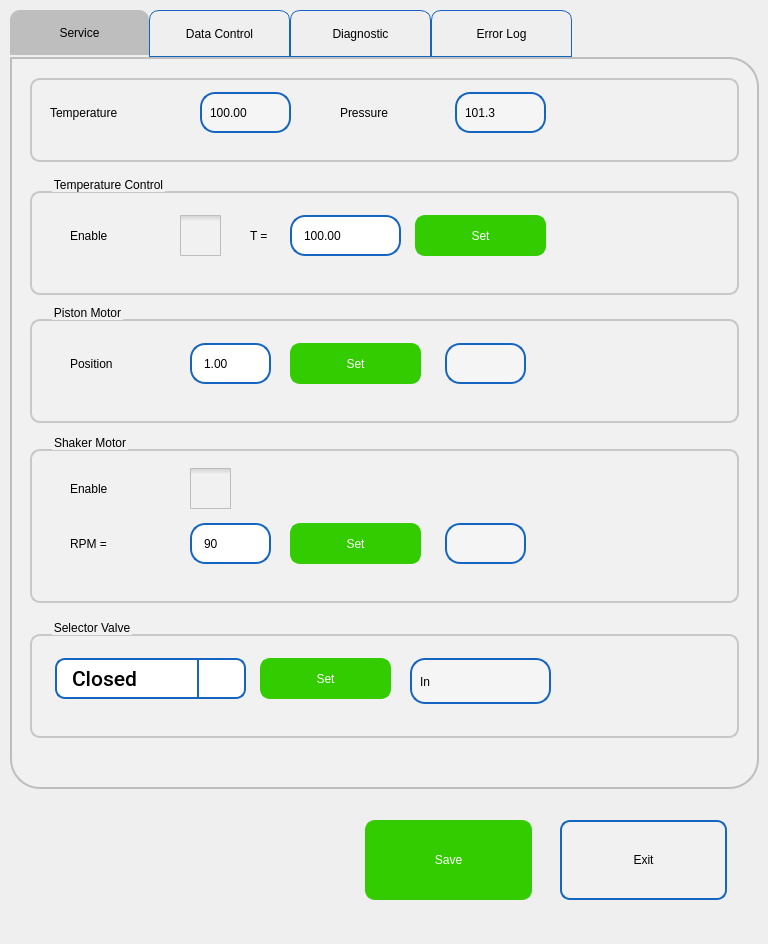
This is pApp-22-June-2021/sservice.ui in ChandraMVE/PSSC_QT_Development as Qt 5 draws it before an edit. The edited form follows.
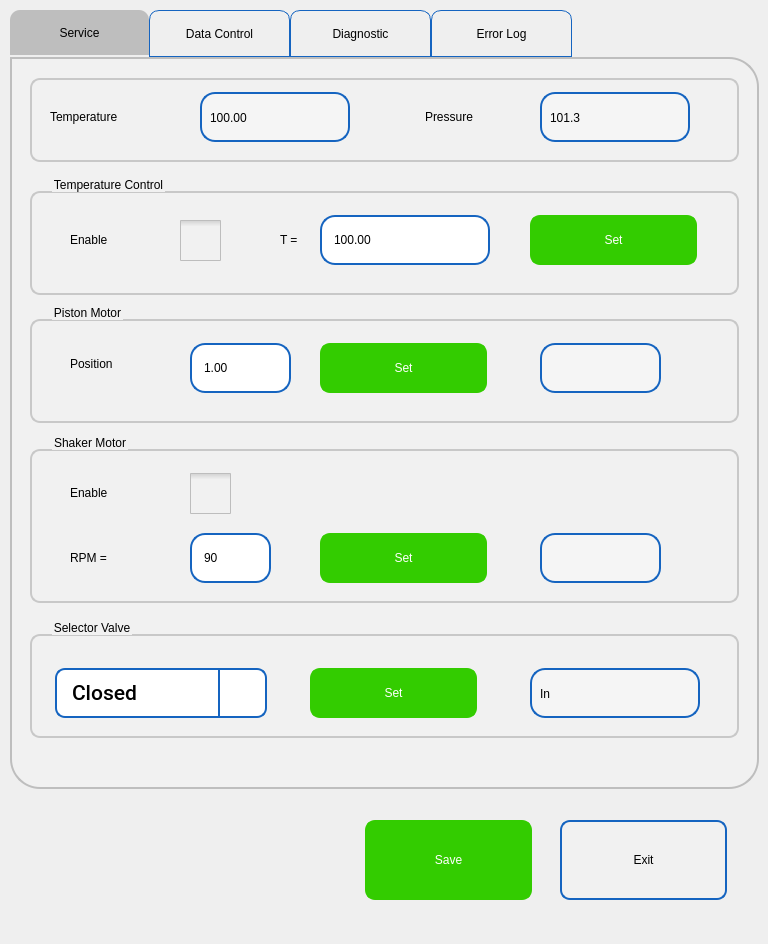
This is the edited form. The open tabs and pages were chosen to show the change. Icons and pictures are not drawn. Custom widgets are drawn as their Qt base class.

Commit message: 1. In sservice.cpp change the resize of twerror (0,368) (1,165+100) to (0,368) (1,165+189) 2.In sgeneralsetup.cpp lblOldPassword->move(40, 130) leOldPassword->move(280, 130) lblNewPassword->move(40, 230) leNewPassword->move(280, 230) lblConfirmPassword->move(40, 330) leConfirmPassword->move(280, 330) 3.remaing all ui screen lables done the alinement

```diff
--- a/pApp-22-June-2021/sservice.ui
+++ b/pApp-22-June-2021/sservice.ui
@@ -277,7 +277,7 @@
          <x>40</x>
          <y>40</y>
          <width>96</width>
-         <height>41</height>
+         <height>50</height>
         </rect>
        </property>
        <property name="styleSheet">
@@ -290,10 +290,10 @@
       <widget class="sQLEExtend" name="leTemperature">
        <property name="geometry">
         <rect>
-         <x>260</x>
+         <x>290</x>
          <y>40</y>
-         <width>111</width>
-         <height>41</height>
+         <width>170</width>
+         <height>50</height>
         </rect>
        </property>
        <property name="focusPolicy">
@@ -336,7 +336,7 @@
          <x>150</x>
          <y>40</y>
          <width>41</width>
-         <height>41</height>
+         <height>50</height>
         </rect>
        </property>
        <property name="focusPolicy">
@@ -394,10 +394,10 @@
       <widget class="QPushButton" name="pbTSet">
        <property name="geometry">
         <rect>
-         <x>385</x>
+         <x>500</x>
          <y>40</y>
-         <width>131</width>
-         <height>41</height>
+         <width>167</width>
+         <height>50</height>
         </rect>
        </property>
        <property name="focusPolicy">
@@ -458,10 +458,10 @@
       <widget class="QLabel" name="label_6">
        <property name="geometry">
         <rect>
-         <x>220</x>
+         <x>250</x>
          <y>40</y>
          <width>36</width>
-         <height>41</height>
+         <height>50</height>
         </rect>
        </property>
        <property name="styleSheet">
@@ -504,9 +504,9 @@
        <property name="geometry">
         <rect>
          <x>160</x>
-         <y>90</y>
+         <y>100</y>
          <width>81</width>
-         <height>41</height>
+         <height>50</height>
         </rect>
        </property>
        <property name="focusPolicy">
@@ -546,10 +546,10 @@
       <widget class="QPushButton" name="pbRPMSet">
        <property name="geometry">
         <rect>
-         <x>260</x>
-         <y>90</y>
-         <width>131</width>
-         <height>41</height>
+         <x>290</x>
+         <y>100</y>
+         <width>167</width>
+         <height>50</height>
         </rect>
        </property>
        <property name="focusPolicy">
@@ -611,9 +611,9 @@
        <property name="geometry">
         <rect>
          <x>40</x>
-         <y>90</y>
+         <y>100</y>
          <width>71</width>
-         <height>41</height>
+         <height>50</height>
         </rect>
        </property>
        <property name="styleSheet">
@@ -626,10 +626,10 @@
       <widget class="QLabel" name="lblRPM">
        <property name="geometry">
         <rect>
-         <x>415</x>
-         <y>90</y>
-         <width>81</width>
-         <height>41</height>
+         <x>510</x>
+         <y>100</y>
+         <width>121</width>
+         <height>50</height>
         </rect>
        </property>
        <property name="styleSheet">
@@ -655,7 +655,7 @@
          <x>40</x>
          <y>35</y>
          <width>96</width>
-         <height>41</height>
+         <height>50</height>
         </rect>
        </property>
        <property name="styleSheet">
@@ -671,7 +671,7 @@
          <x>160</x>
          <y>35</y>
          <width>41</width>
-         <height>41</height>
+         <height>50</height>
         </rect>
        </property>
        <property name="focusPolicy">
@@ -759,9 +759,9 @@
        <property name="geometry">
         <rect>
          <x>25</x>
-         <y>40</y>
-         <width>191</width>
-         <height>41</height>
+         <y>50</y>
+         <width>212</width>
+         <height>50</height>
         </rect>
        </property>
        <property name="font">
@@ -892,10 +892,10 @@
       <widget class="QLabel" name="lblSelectorValve">
        <property name="geometry">
         <rect>
-         <x>380</x>
-         <y>40</y>
-         <width>141</width>
-         <height>46</height>
+         <x>500</x>
+         <y>50</y>
+         <width>170</width>
+         <height>50</height>
         </rect>
        </property>
        <property name="styleSheet">
@@ -917,10 +917,10 @@
       <widget class="QPushButton" name="pbSVSet">
        <property name="geometry">
         <rect>
-         <x>230</x>
-         <y>40</y>
-         <width>131</width>
-         <height>41</height>
+         <x>280</x>
+         <y>50</y>
+         <width>167</width>
+         <height>50</height>
         </rect>
        </property>
        <property name="focusPolicy">
@@ -1013,7 +1013,7 @@
          <x>20</x>
          <y>30</y>
          <width>141</width>
-         <height>41</height>
+         <height>50</height>
         </rect>
        </property>
        <property name="styleSheet">
@@ -1028,8 +1028,8 @@
         <rect>
          <x>170</x>
          <y>30</y>
-         <width>91</width>
-         <height>41</height>
+         <width>150</width>
+         <height>50</height>
         </rect>
        </property>
        <property name="styleSheet">
@@ -1051,10 +1051,10 @@
       <widget class="QLabel" name="label_22">
        <property name="geometry">
         <rect>
-         <x>310</x>
+         <x>395</x>
          <y>30</y>
          <width>111</width>
-         <height>41</height>
+         <height>50</height>
         </rect>
        </property>
        <property name="styleSheet">
@@ -1067,10 +1067,10 @@
       <widget class="QLabel" name="lblPressure">
        <property name="geometry">
         <rect>
-         <x>425</x>
+         <x>510</x>
          <y>30</y>
-         <width>91</width>
-         <height>41</height>
+         <width>150</width>
+         <height>50</height>
         </rect>
        </property>
        <property name="styleSheet">
@@ -1123,8 +1123,8 @@
         <rect>
          <x>160</x>
          <y>40</y>
-         <width>81</width>
-         <height>41</height>
+         <width>101</width>
+         <height>50</height>
         </rect>
        </property>
        <property name="focusPolicy">
@@ -1180,10 +1180,10 @@
       <widget class="QLabel" name="lblPistonPosition">
        <property name="geometry">
         <rect>
-         <x>415</x>
+         <x>510</x>
          <y>40</y>
-         <width>81</width>
-         <height>41</height>
+         <width>121</width>
+         <height>50</height>
         </rect>
        </property>
        <property name="styleSheet">
@@ -1205,10 +1205,10 @@
       <widget class="QPushButton" name="pbPPSet">
        <property name="geometry">
         <rect>
-         <x>260</x>
+         <x>290</x>
          <y>40</y>
-         <width>131</width>
-         <height>41</height>
+         <width>167</width>
+         <height>50</height>
         </rect>
        </property>
        <property name="focusPolicy">
```
Left out of the diff: 74 changed lines with no effect on the pictures. The commit also changes 14 other files.
